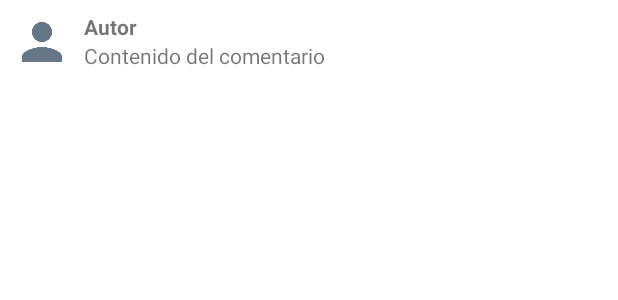
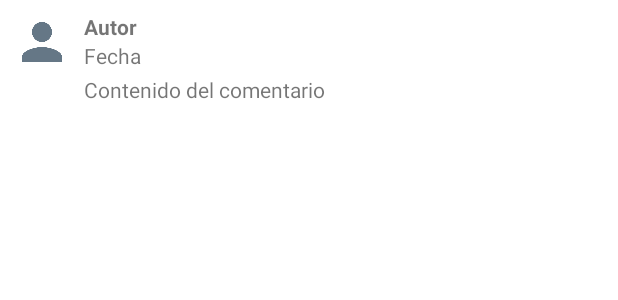
Before and after one commit to d3iBiD23/OnlyPuig, an Android app: the layout viewholder_comment.xml on its own in the app's theme, with its tools: preview values and no code run, on a phone screen of 412 x 824 dp. Shown: the top 300 px of the screen. Run offline under Robolectric (Android 15) with nearby library versions, the phone set to English and light mode, and no system bars.

Commit message:
comments date posted as well

```diff
--- a/app/src/main/java/com/example/onlypuig/CommentsFragment.java
+++ b/app/src/main/java/com/example/onlypuig/CommentsFragment.java
@@ -151,9 +151,8 @@ public class CommentsFragment extends Fragment {
                             minimalComment.put("$id", doc.getId());
                             minimalComment.put("author", originalData.get("author"));
                             minimalComment.put("content", originalData.get("content"));
-
                             minimalComment.put("uid", originalData.get("uid"));
-
+                            minimalComment.put("$createdAt", doc.getCreatedAt());
                             comments.add(minimalComment);
                         }
                         new Handler(Looper.getMainLooper()).post(() -> {
--- a/app/src/main/res/layout/viewholder_comment.xml
+++ b/app/src/main/res/layout/viewholder_comment.xml
@@ -21,6 +21,7 @@
         android:orientation="vertical">
 
         <!-- Nombre del autor -->
+
         <TextView
             android:id="@+id/commentAuthorTextView"
             android:layout_width="wrap_content"
@@ -30,9 +31,17 @@
 
         <!-- Contenido del comentario -->
         <TextView
+            android:id="@+id/commentDateTextView"
+            android:layout_width="wrap_content"
+            android:layout_height="wrap_content"
+            android:text="Fecha"
+            android:textAppearance="?android:attr/textAppearanceSmall" />
+
+        <TextView
             android:id="@+id/commentTextView"
             android:layout_width="wrap_content"
             android:layout_height="wrap_content"
+            android:layout_marginTop="3dp"
             android:text="Contenido del comentario" />
     </LinearLayout>
 
```
Also changed, not shown: app/src/main/java/com/example/onlypuig/CommentsAdapter.java (+39 -1 lines).
